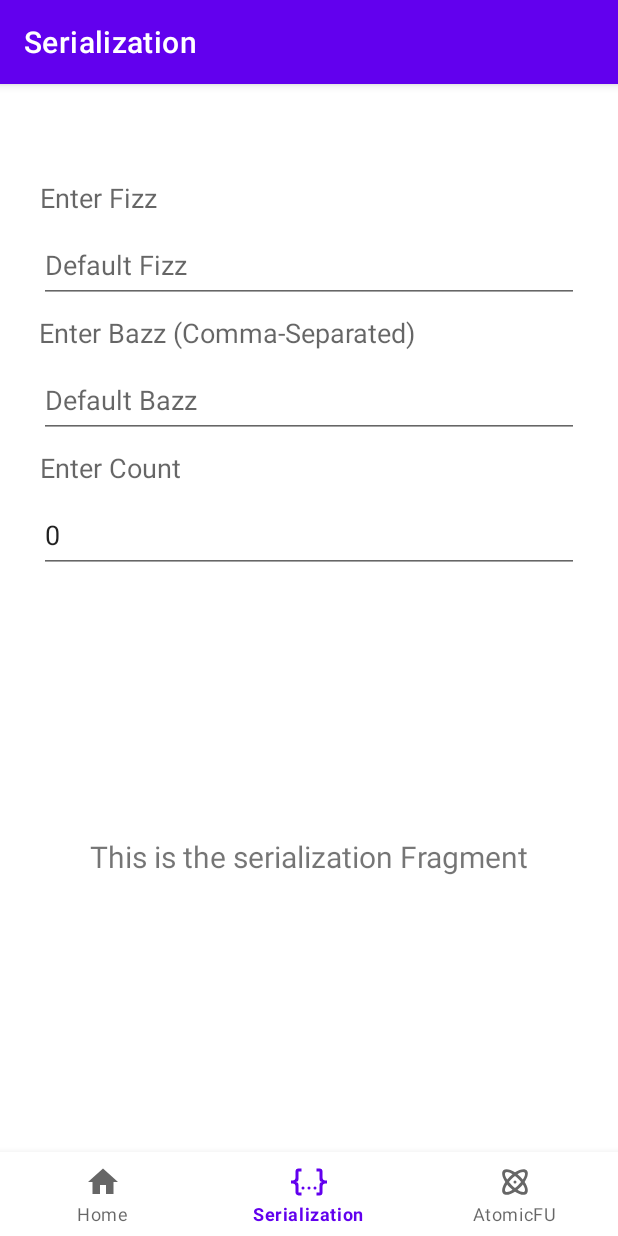
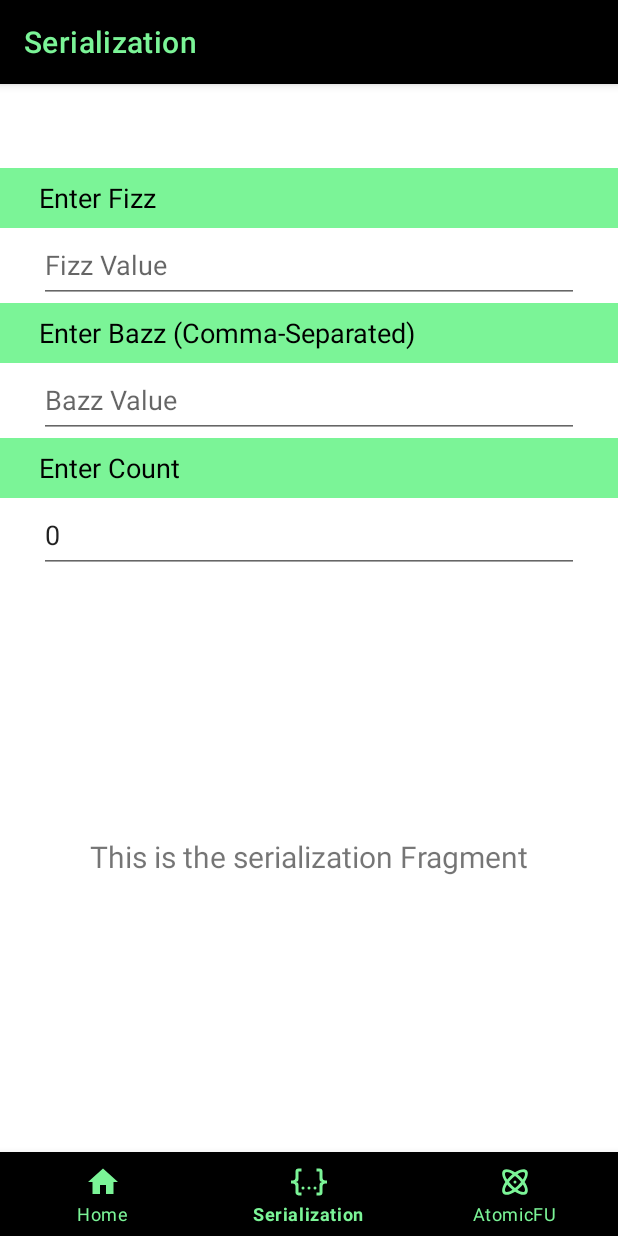
Before and after one commit to severn-everett/AndroidXDemo, an Android app: the SerializationFragment screen opened through its navigation route, on a phone screen of 412 x 824 dp. Run offline under Robolectric (Android 15) with nearby library versions, the phone set to English and light mode, and no system bars; our stand-ins replace navigation-ui.

Commit message:
Added styling conforming to company colors; Stylized input fields for Serialization component

```diff
--- a/app/src/main/res/layout/activity_main.xml
+++ b/app/src/main/res/layout/activity_main.xml
@@ -1,6 +1,7 @@
 <?xml version="1.0" encoding="utf-8"?>
 <androidx.constraintlayout.widget.ConstraintLayout xmlns:android="http://schemas.android.com/apk/res/android"
     xmlns:app="http://schemas.android.com/apk/res-auto"
+    xmlns:tools="http://schemas.android.com/tools"
     android:id="@+id/container"
     android:layout_width="match_parent"
     android:layout_height="match_parent"
@@ -10,9 +11,9 @@
         android:id="@+id/nav_view"
         android:layout_width="0dp"
         android:layout_height="wrap_content"
-        android:layout_marginStart="0dp"
-        android:layout_marginEnd="0dp"
-        android:background="?android:attr/windowBackground"
+        android:background="@color/black"
+        app:itemIconTint="@color/apiumhub_green_main"
+        app:itemTextColor="@color/apiumhub_green_main"
         app:layout_constraintBottom_toBottomOf="parent"
         app:layout_constraintLeft_toLeftOf="parent"
         app:layout_constraintRight_toRightOf="parent"
--- a/app/src/main/res/layout/fragment_serialization.xml
+++ b/app/src/main/res/layout/fragment_serialization.xml
@@ -24,12 +24,14 @@
 
     <TextView
         android:id="@+id/enterFizzLabel"
-        android:layout_width="360dp"
+        android:layout_width="0dp"
         android:layout_height="40dp"
-        android:layout_marginStart="26dp"
-        android:layout_marginEnd="25dp"
+        android:background="@color/apiumhub_green_main"
         android:gravity="center_vertical"
+        android:paddingStart="26dp"
+        android:paddingEnd="26dp"
         android:textAppearance="@style/TextAppearance.AppCompat.Medium"
+        android:textColor="@color/black"
         android:visibility="visible"
         app:layout_constraintEnd_toEndOf="parent"
         app:layout_constraintStart_toStartOf="parent"
@@ -55,12 +57,14 @@
 
     <TextView
         android:id="@+id/enterBazzLabel"
-        android:layout_width="360dp"
+        android:layout_width="0dp"
         android:layout_height="40dp"
-        android:layout_marginStart="26dp"
-        android:layout_marginEnd="26dp"
+        android:background="@color/apiumhub_green_main"
         android:gravity="center_vertical"
+        android:paddingStart="26dp"
+        android:paddingEnd="26dp"
         android:textAppearance="@style/TextAppearance.AppCompat.Medium"
+        android:textColor="@color/black"
         android:visibility="visible"
         app:layout_constraintEnd_toEndOf="parent"
         app:layout_constraintStart_toStartOf="parent"
@@ -85,12 +89,14 @@
 
     <TextView
         android:id="@+id/enterCountLabel"
-        android:layout_width="360dp"
+        android:layout_width="0dp"
         android:layout_height="40dp"
-        android:layout_marginStart="26dp"
-        android:layout_marginEnd="25dp"
+        android:background="@color/apiumhub_green_main"
         android:gravity="center_vertical"
+        android:paddingStart="26dp"
+        android:paddingEnd="26dp"
         android:textAppearance="@style/TextAppearance.AppCompat.Medium"
+        android:textColor="@color/black"
         android:visibility="visible"
         app:layout_constraintEnd_toEndOf="parent"
         app:layout_constraintStart_toStartOf="parent"
--- a/app/src/main/res/values-night/themes.xml
+++ /dev/null
@@ -1,16 +0,0 @@
-<resources xmlns:tools="http://schemas.android.com/tools">
-    <!-- Base application theme. -->
-    <style name="Theme.AndroidXDemo" parent="Theme.MaterialComponents.DayNight.DarkActionBar">
-        <!-- Primary brand color. -->
-        <item name="colorPrimary">@color/purple_200</item>
-        <item name="colorPrimaryVariant">@color/purple_700</item>
-        <item name="colorOnPrimary">@color/black</item>
-        <!-- Secondary brand color. -->
-        <item name="colorSecondary">@color/teal_200</item>
-        <item name="colorSecondaryVariant">@color/teal_200</item>
-        <item name="colorOnSecondary">@color/black</item>
-        <!-- Status bar color. -->
-        <item name="android:statusBarColor">?attr/colorPrimaryVariant</item>
-        <!-- Customize your theme here. -->
-    </style>
-</resources>
--- a/app/src/main/res/values/colors.xml
+++ b/app/src/main/res/values/colors.xml
@@ -5,6 +5,8 @@
     <color name="purple_700">#FF3700B3</color>
     <color name="teal_200">#FF03DAC5</color>
     <color name="teal_700">#FF018786</color>
+    <color name="apiumhub_green_main">#7BF497</color>
+    <color name="apiumhub_green_alt">#1FAA70</color>
     <color name="black">#FF000000</color>
     <color name="white">#FFFFFFFF</color>
 </resources>
--- a/app/src/main/res/values/strings.xml
+++ b/app/src/main/res/values/strings.xml
@@ -15,7 +15,7 @@
     <string name="label_serialization_serialized">Serialized Foo</string>
     <string name="label_serialization_deserialized">Deserialized Foo</string>
     <!-- Defaults -->
-    <string name="default_serialization_fizz">Default Fizz</string>
-    <string name="default_serialization_bazz">Default Bazz</string>
+    <string name="default_serialization_fizz">Fizz Value</string>
+    <string name="default_serialization_bazz">Bazz Value</string>
     <string name="default_serialization_count">0</string>
 </resources>
--- a/app/src/main/res/values/themes.xml
+++ b/app/src/main/res/values/themes.xml
@@ -2,15 +2,20 @@
     <!-- Base application theme. -->
     <style name="Theme.AndroidXDemo" parent="Theme.MaterialComponents.DayNight.DarkActionBar">
         <!-- Primary brand color. -->
-        <item name="colorPrimary">@color/purple_500</item>
-        <item name="colorPrimaryVariant">@color/purple_700</item>
+        <item name="colorPrimary">@color/black</item>
         <item name="colorOnPrimary">@color/white</item>
+        <item name="colorOnSurface">@color/apiumhub_green_main</item>
         <!-- Secondary brand color. -->
-        <item name="colorSecondary">@color/teal_200</item>
-        <item name="colorSecondaryVariant">@color/teal_700</item>
+        <item name="colorSecondary">@color/apiumhub_green_main</item>
+        <item name="colorSecondaryVariant">@color/apiumhub_green_alt</item>
         <item name="colorOnSecondary">@color/black</item>
         <!-- Status bar color. -->
-        <item name="android:statusBarColor">?attr/colorPrimaryVariant</item>
+        <item name="actionBarTheme">@style/Theme.MyApplication.ActionBar</item>
         <!-- Customize your theme here. -->
     </style>
+
+    <style name="Theme.MyApplication.ActionBar" parent="ThemeOverlay.MaterialComponents.ActionBar">
+        <!-- text color for action bar title -->
+        <item name="android:textColorPrimary">@color/apiumhub_green_main</item>
+    </style>
 </resources>
```
